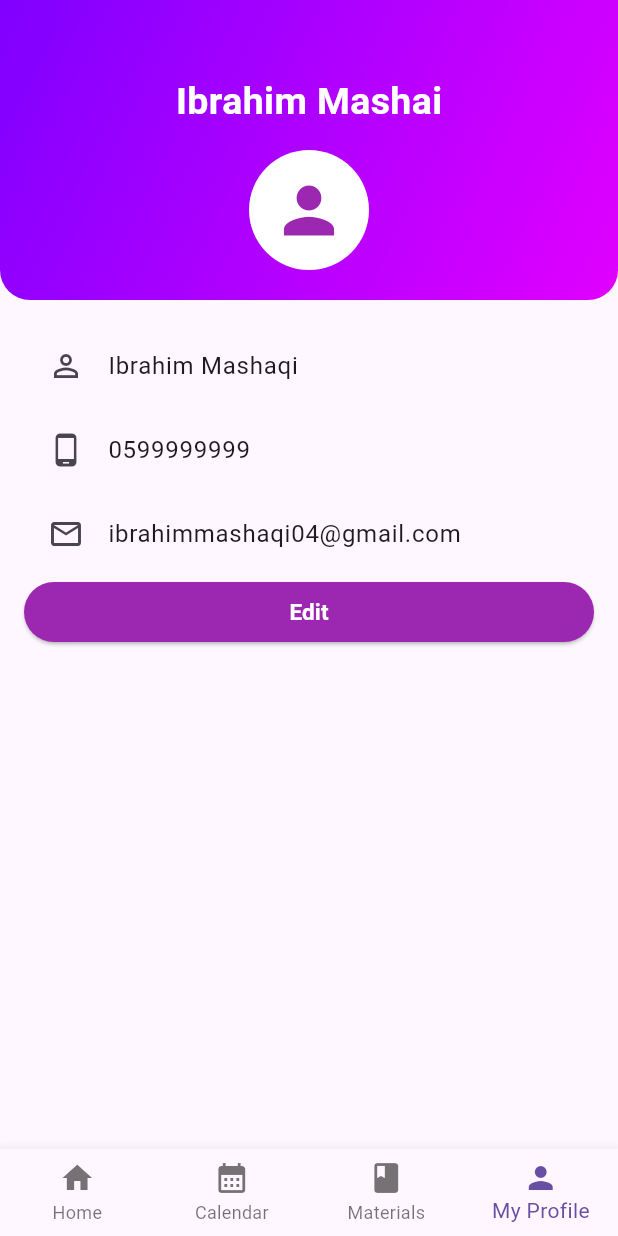
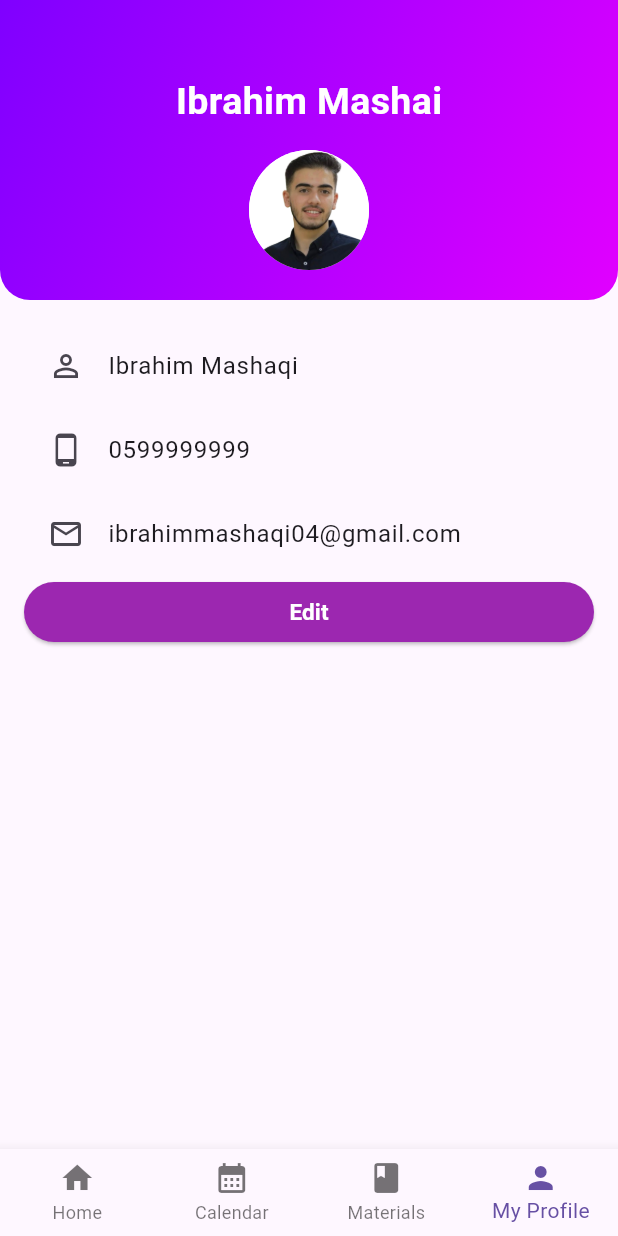
Before and after one commit to IbrahimMashaqi/Study-Mate---Flutter, a Flutter app: the screen it shows after launch, item 4 of the bottom bar chosen, on a phone screen of 412 x 824 dp. Run offline on Flutter 3.47's test engine with Material 3 defaults, Android fonts, the phone set to English and light mode, and no system bars; our stand-ins replace google_fonts, table_calendar.

Commit message:
final push (profil picture)

```diff
--- a/lib/profile.dart
+++ b/lib/profile.dart
@@ -58,7 +58,9 @@ class _ProfileState extends State<Profile> {
                     child: CircleAvatar(
                       radius: 40,
                       backgroundColor: Colors.white,
-                      child: Icon(Icons.person, size: 50, color: Colors.purple),
+                      backgroundImage: AssetImage(
+                        'assets/images/profile_image.png',
+                      ),
                     ),
                   ),
                 ],
--- a/pubspec.yaml
+++ b/pubspec.yaml
@@ -59,6 +59,7 @@ flutter:
   uses-material-design: true
   assets:
     - assets/fonts/
+    - assets/images/profile_image.png
   fonts:
     - family: EduQLDHand
       fonts:
```
Also changed, not shown: assets/images/profile_image.png (added).
